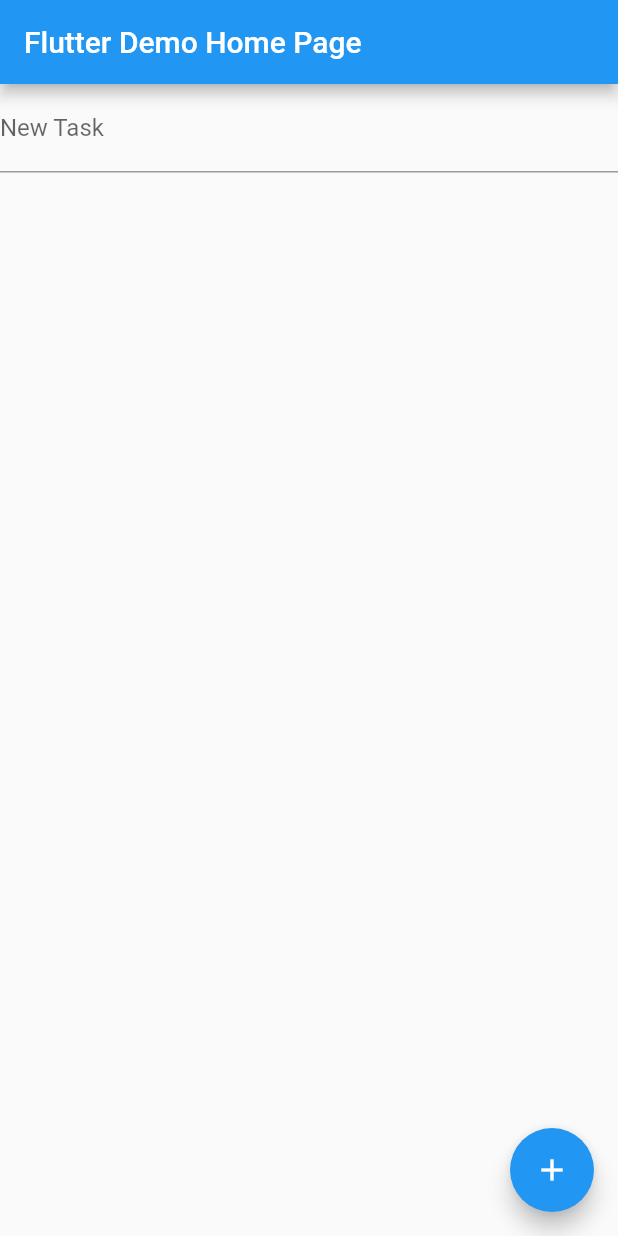
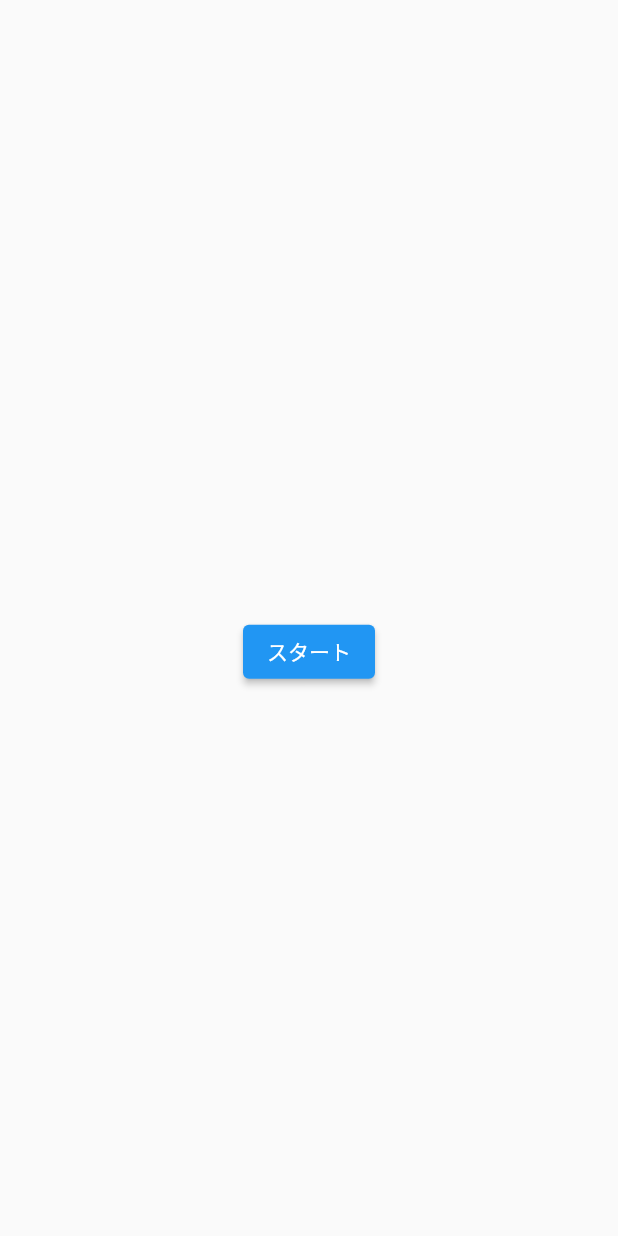
Before and after one commit to ito-kenjiro1/flutter_application_1, a Flutter app: the screen it shows after launch, on a phone screen of 412 x 824 dp. Run offline on Flutter 3.47's test engine with Material 2 defaults, Android fonts, the phone set to English and light mode, and no system bars.

Commit message:
サンプル

```diff
--- /dev/null
+++ b/lib/calc_bloc.dart
@@ -0,0 +1,51 @@
+import 'dart:async';
+import 'dart:math' show Random;
+
+class CalcBloc {
+  final _startController = StreamController<void>();
+  final _calcController = StreamController<int>();
+  final _outputController = StreamController<String>();
+  final _btnController = StreamController<bool>();
+
+  StreamSink<void> get start => _startController.sink;
+  Stream<String> get onAdd => _outputController.stream;
+  Stream<bool> get onToggle => _btnController.stream;
+
+  static const _repeat = 6;
+  late int _sum;
+  late Timer _timer;
+
+  CalcBloc() {
+    _startController.stream.listen((_) => _start());
+    _calcController.stream.listen((count) => _calc(count));
+    _btnController.sink.add(true);
+  }
+
+  void _start() {
+    _sum = 0;
+    _outputController.sink.add('');
+    _btnController.sink.add(false);
+    _timer = Timer.periodic(Duration(seconds: 1), (Timer t) {
+      _calcController.sink.add(t.tick);
+    });
+  }
+
+  void _calc(int count) {
+    if (count < _repeat + 1) {
+      final num = Random().nextInt(99) + 1;
+      _outputController.sink.add('$num');
+      _sum += num;
+    } else {
+      _timer.cancel();
+      _outputController.sink.add('答えは$_sum');
+      _btnController.sink.add(true);
+    }
+  }
+
+  void dispose() {
+    _startController.close();
+    _calcController.close();
+    _outputController.close();
+    _btnController.close();
+  }
+}
--- /dev/null
+++ b/lib/calc_provider.dart
@@ -0,0 +1,17 @@
+import 'package:flutter/material.dart';
+import 'calc_bloc.dart';
+
+export 'calc_bloc.dart';
+
+class CalcBlocProvider extends InheritedWidget {
+  const CalcBlocProvider({Key? key, required Widget child}) : super(key: key, child: child);
+
+  CalcBloc get bloc => CalcBloc();
+
+  @override
+  bool updateShouldNotify(_) => true;
+
+  static CalcBlocProvider? of(BuildContext context) {
+    return context.dependOnInheritedWidgetOfExactType<CalcBlocProvider>();
+  }
+}
--- a/lib/main.dart
+++ b/lib/main.dart
@@ -1,73 +1,15 @@
 import 'package:flutter/material.dart';
+import 'calc_provider.dart';
+import 'screen.dart';
 
-void main() {
-  runApp(MyApp());
-}
+void main() => runApp(MyApp());
 
 class MyApp extends StatelessWidget {
   @override
   Widget build(BuildContext context) {
     return MaterialApp(
-      title: 'Flutter Demo',
-      theme: ThemeData(
-        primarySwatch: Colors.blue,
-      ),
-      home: MyHomePage(title: 'Flutter Demo Home Page'),
-    );
-  }
-}
-
-class MyHomePage extends StatefulWidget {
-  MyHomePage({Key? key, required this.title}) : super(key: key);
-  final String title;
-  @override
-  _MyHomePageState createState() => _MyHomePageState();
-}
-
-class _MyHomePageState extends State<MyHomePage> {
-  List<String> taskList = [];
-  TextEditingController nameController = TextEditingController();
-
-  void _addNewTask() {
-    setState(() {
-      taskList.add(nameController.text);
-    });
-    nameController.text = '';
-  }
-
-  void _completeTask(i) {
-    setState(() {
-      taskList.removeAt(i);
-    });
-  }
-
-  @override
-  Widget build(BuildContext context) {
-    return Scaffold(
-      appBar: AppBar(
-        title: Text(widget.title),
-      ),
-      body: Column(
-        children: <Widget>[
-          TextField(
-              controller: nameController,
-              decoration: InputDecoration(labelText: "New Task")),
-          Expanded(
-              child: ListView.builder(
-                  itemCount: taskList.length,
-                  itemBuilder: (BuildContext context, int taskCount) {
-                    return ElevatedButton(
-                      child: Text(taskList[taskCount]),
-                      onPressed: () {
-                        _completeTask(taskCount);
-                      },
-                    );
-                  })),
-        ],
-      ),
-      floatingActionButton: FloatingActionButton(
-        onPressed: _addNewTask,
-        child: Icon(Icons.add),
+      home: CalcBlocProvider(
+        child: CalcScreen(),
       ),
     );
   }
--- /dev/null
+++ b/lib/screen.dart
@@ -0,0 +1,48 @@
+import 'package:flutter/material.dart';
+import 'calc_provider.dart';
+
+class CalcScreen extends StatelessWidget {
+  @override
+  Widget build(BuildContext context) {
+    final bloc = CalcBlocProvider.of(context)!.bloc;
+
+    return Scaffold(
+      body: Center(
+        child: Column(
+          mainAxisAlignment: MainAxisAlignment.center,
+          children: <Widget>[
+            _text(bloc),
+            _button(bloc),
+          ],
+        ),
+      ),
+    );
+  }
+
+  Widget _text(CalcBloc bloc) {
+    return StreamBuilder<String>(
+      stream: bloc.onAdd,
+      builder: (context, snapshot) {
+        return Text(
+          snapshot.hasData ? snapshot.data! : '',
+          style: TextStyle(fontSize: 38.0),
+        );
+      },
+    );
+  }
+
+  Widget _button(CalcBloc bloc) {
+    return StreamBuilder<bool>(
+      stream: bloc.onToggle,
+      builder: (context, snapshot) {
+        return Opacity(
+          opacity: snapshot.hasData && snapshot.data! ? 1.0 : 0.0,
+          child: ElevatedButton(
+            child: const Text('スタート'),
+            onPressed: () => bloc.start.add(null),
+          ),
+        );
+      },
+    );
+  }
+}
```
